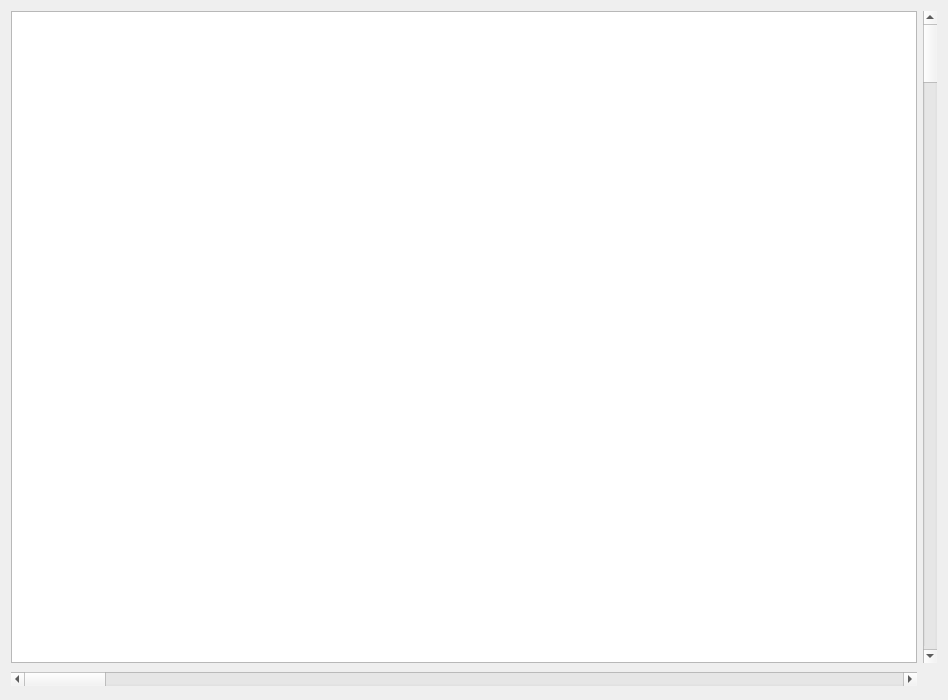
First picture: the form in Forms/Readers.ui, repository IoannShilo/QT_Librarian, before the edit.
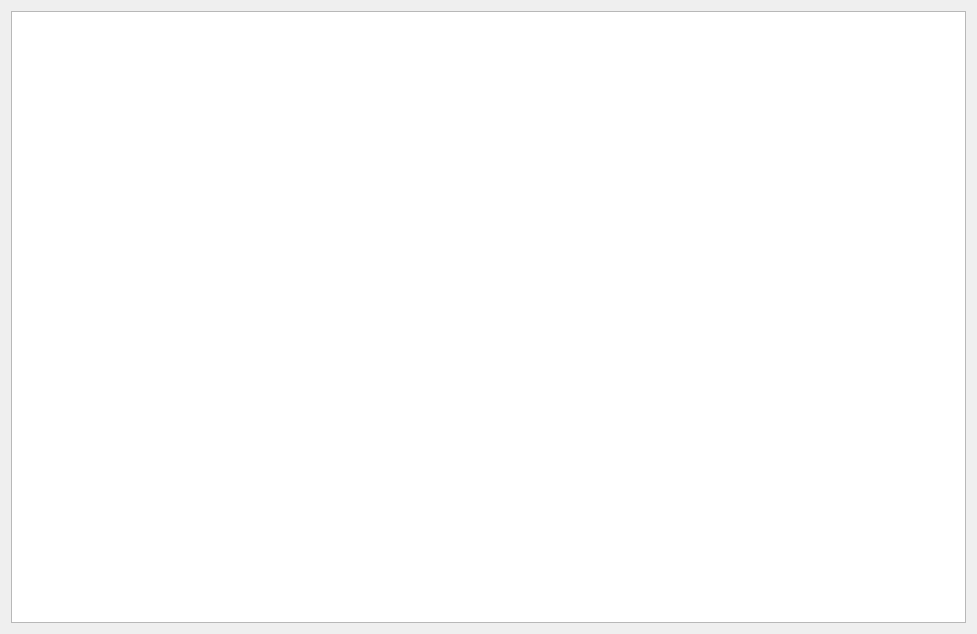
Second picture: the form after the edit.

```diff
--- a/Forms/Readers.ui
+++ b/Forms/Readers.ui
@@ -6,64 +6,16 @@
    <rect>
     <x>0</x>
     <y>0</y>
-    <width>948</width>
-    <height>700</height>
+    <width>977</width>
+    <height>634</height>
    </rect>
   </property>
   <property name="windowTitle">
    <string>Form</string>
   </property>
-  <layout class="QVBoxLayout" name="verticalLayout_2">
+  <layout class="QVBoxLayout" name="verticalLayout">
    <item>
-    <layout class="QVBoxLayout" name="verticalLayout">
-     <item>
-      <layout class="QHBoxLayout" name="horizontalLayout">
-       <item>
-        <widget class="QTableView" name="tableView"/>
-       </item>
-       <item>
-        <widget class="QScrollBar" name="verticalScrollBar">
-         <property name="maximumSize">
-          <size>
-           <width>20</width>
-           <height>16777215</height>
-          </size>
-         </property>
-         <property name="orientation">
-          <enum>Qt::Vertical</enum>
-         </property>
-        </widget>
-       </item>
-      </layout>
-     </item>
-     <item>
-      <layout class="QHBoxLayout" name="horizontalLayout_2">
-       <item>
-        <widget class="QScrollBar" name="horizontalScrollBar">
-         <property name="orientation">
-          <enum>Qt::Horizontal</enum>
-         </property>
-        </widget>
-       </item>
-       <item>
-        <spacer name="horizontalSpacer">
-         <property name="orientation">
-          <enum>Qt::Horizontal</enum>
-         </property>
-         <property name="sizeType">
-          <enum>QSizePolicy::Fixed</enum>
-         </property>
-         <property name="sizeHint" stdset="0">
-          <size>
-           <width>20</width>
-           <height>20</height>
-          </size>
-         </property>
-        </spacer>
-       </item>
-      </layout>
-     </item>
-    </layout>
+    <widget class="QTableView" name="tableView"/>
    </item>
   </layout>
  </widget>
```
